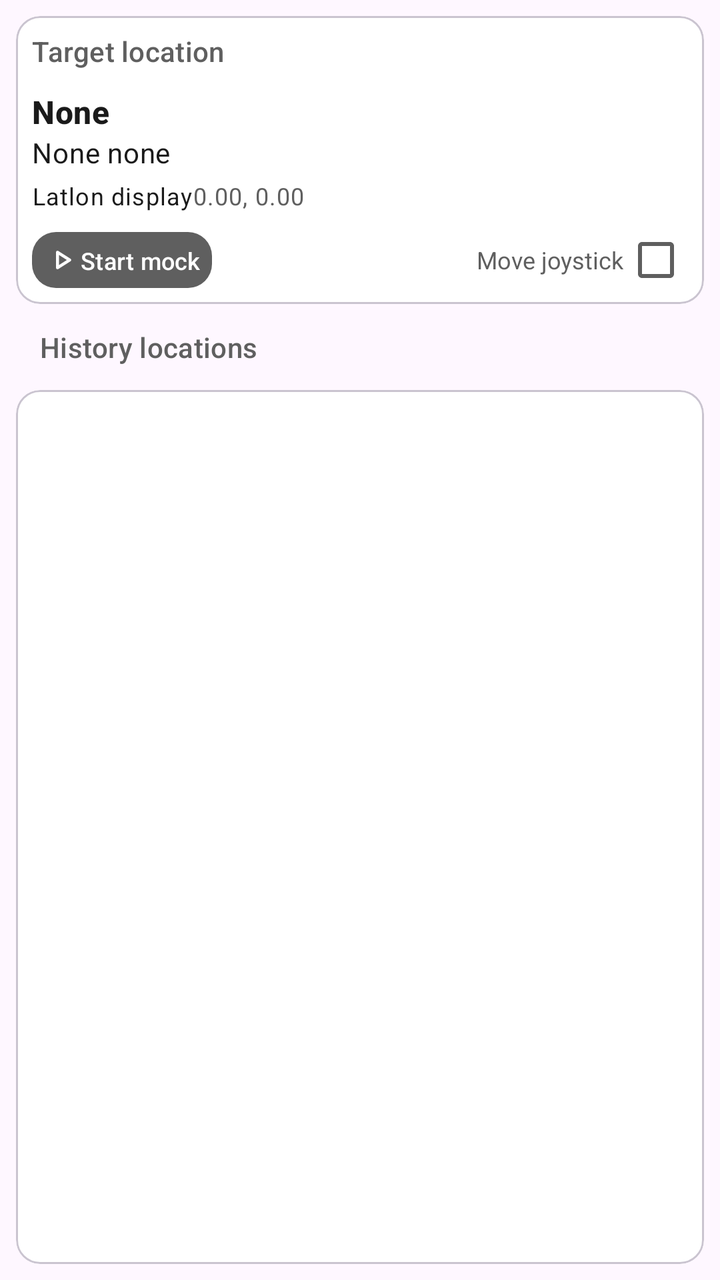
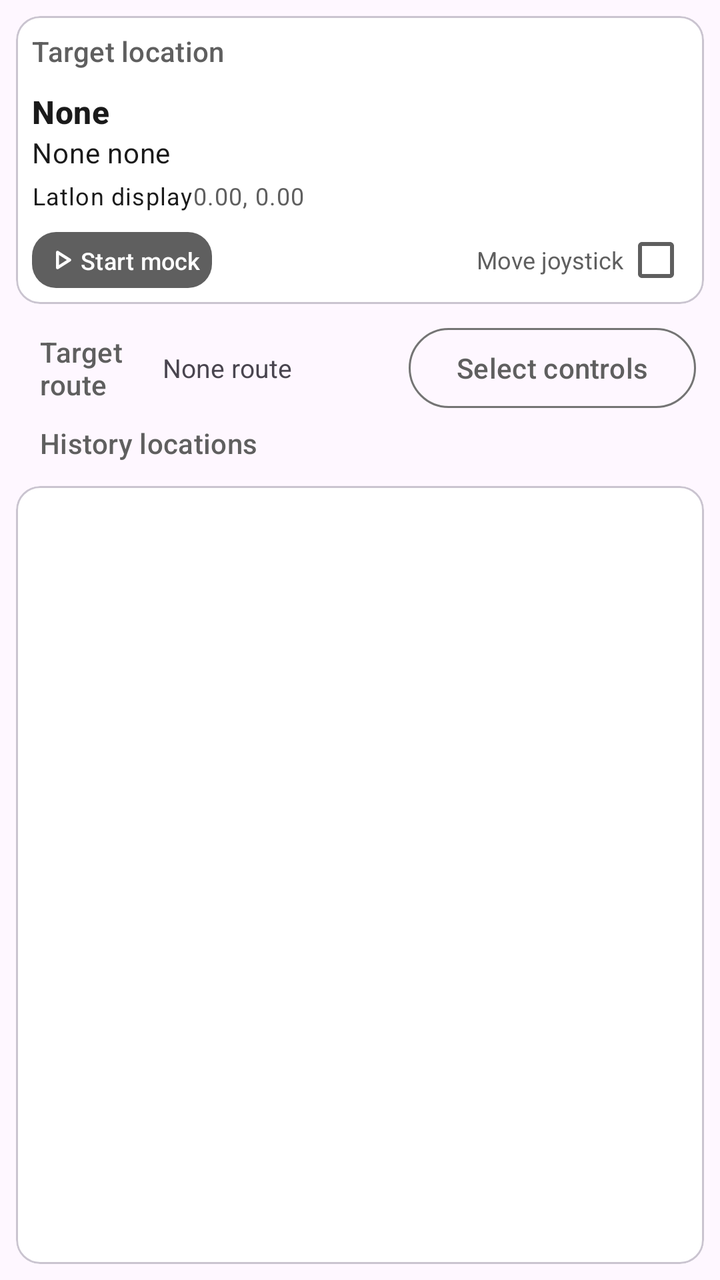

Screens rendered from an Android XML layout before and after an edit, with the pre-edit source and the edit as a unified diff.
<!-- AndroidManifest.xml: application theme AppTheme -->
<!-- res/layout/fragment_mock.xml -->
<?xml version="1.0" encoding="utf-8"?>
<androidx.coordinatorlayout.widget.CoordinatorLayout xmlns:android="http://schemas.android.com/apk/res/android"
    xmlns:app="http://schemas.android.com/apk/res-auto"
    xmlns:tools="http://schemas.android.com/tools"
    android:layout_width="match_parent"
    android:layout_height="match_parent"
    tools:context=".ui.mock.MockFragment">

    <LinearLayout
        android:layout_width="match_parent"
        android:layout_height="match_parent"
        android:orientation="vertical">

        <com.google.android.material.card.MaterialCardView
            android:id="@+id/mock_location_card"
            android:layout_width="match_parent"
            android:layout_height="wrap_content"
            app:cardCornerRadius="12dp"
            android:layout_margin="8dp"
            app:cardPreventCornerOverlap="false"
            app:contentPadding="8dp">

            <LinearLayout
                android:layout_width="match_parent"
                android:layout_height="wrap_content"
                android:orientation="vertical">

                <TextView
                    android:layout_width="match_parent"
                    android:layout_height="wrap_content"
                    android:textColor="?attr/colorOnSurfaceVariant"
                    android:textAppearance="@style/TextAppearance.Material3.TitleSmall"
                    android:text="@string/target_location"/>

                <LinearLayout
                    android:layout_width="match_parent"
                    android:layout_height="wrap_content"
                    android:layout_marginTop="10dp"
                    android:layout_marginBottom="10dp"
                    android:orientation="vertical">

                    <TextView
                        android:id="@+id/mock_location_name"
                        android:layout_width="match_parent"
                        android:layout_height="wrap_content"
                        android:text="@string/none"
                        android:textStyle="bold"
                        android:textAppearance="@style/TextAppearance.Material3.TitleMedium"
                        android:textColor="?attr/colorOnSurface"/>

                    <TextView
                        android:id="@+id/mock_location_address"
                        android:layout_width="match_parent"
                        android:layout_height="wrap_content"
                        android:text="@string/none_none"
                        android:textAppearance="@style/TextAppearance.Material3.BodyMedium"
                        android:textColor="?attr/colorOnSurface"/>

                    <LinearLayout
                        android:layout_width="match_parent"
                        android:layout_height="wrap_content"
                        android:orientation="horizontal"
                        android:layout_marginTop="4dp">

                        <TextView
                            android:layout_width="wrap_content"
                            android:layout_height="wrap_content"
                            android:text="@string/latlon_display"
                            android:textAppearance="@style/TextAppearance.Material3.BodySmall"
                            android:textColor="?attr/colorOnSurface"/>

                        
                        <TextView
                            android:id="@+id/mock_location_latlon"
                            android:layout_width="0dp"
                            android:layout_height="wrap_content"
                            android:layout_weight="1"
                            android:maxLines="1"
                            android:ellipsize="end"
                            android:text="@string/default_latlon"
                            android:textAppearance="@style/TextAppearance.Material3.BodySmall"
                            android:textColor="?attr/colorPrimary"/>

                    </LinearLayout>

                </LinearLayout>

                <LinearLayout
                    android:layout_width="match_parent"
                    android:layout_height="wrap_content"
                    android:baselineAligned="false"
                    android:orientation="horizontal">

                    <LinearLayout
                        android:layout_width="0dp"
                        android:layout_height="wrap_content"
                        android:layout_weight="1">

                        <com.google.android.material.button.MaterialButton
                            android:id="@+id/switch_mock"
                            android:layout_width="wrap_content"
                            android:layout_height="28dp"
                            android:textColor="?attr/colorOnPrimary"
                            android:text="@string/start_mock"
                            style="@style/Widget.Material3.Button"
                            android:insetRight="0dp"
                            android:insetLeft="0dp"
                            android:insetTop="0dp"
                            android:insetBottom="0dp"
                            android:textSize="12sp"
                            app:icon="@drawable/rounded_play_arrow_24"
                            app:iconGravity="textStart"
                            app:iconPadding="0dp"
                            android:padding="6dp"
                            app:iconTint="?attr/colorOnPrimary"
                            app:cornerRadius="12dp"/>

                    </LinearLayout>

                    <LinearLayout
                        android:layout_width="0dp"
                        android:layout_weight="1"
                        android:layout_height="match_parent"
                        android:gravity="end|center">

                        <CheckedTextView
                            android:id="@+id/rocker"
                            android:layout_width="wrap_content"
                            android:layout_height="wrap_content"
                            android:checkMark="?android:attr/listChoiceIndicatorMultiple"
                            android:checkMarkTint="?attr/colorOnSurfaceVariant"
                            android:checked="false"
                            android:gravity="center"
                            android:text="@string/rocker"
                            android:textColor="?attr/colorOnSurfaceVariant"
                            android:textSize="12sp" />
                    </LinearLayout>
                </LinearLayout>

            </LinearLayout>
        </com.google.android.material.card.MaterialCardView>

        <TextView
            android:layout_width="match_parent"
            android:layout_height="wrap_content"
            android:layout_marginTop="4dp"
            android:layout_marginLeft="20dp"
            android:layout_marginRight="20dp"
            android:layout_marginBottom="4dp"
            android:textAppearance="@style/TextAppearance.Material3.TitleSmall"
            android:textColor="?attr/colorOnSurfaceVariant"
            android:text="@string/history_location"/>

        <com.google.android.material.card.MaterialCardView
            android:layout_width="match_parent"
            android:layout_height="match_parent"
            android:layout_margin="8dp"
            app:cardCornerRadius="12dp"
            app:cardPreventCornerOverlap="false"
            app:contentPadding="8dp">

            <androidx.recyclerview.widget.RecyclerView
                android:id="@+id/historical_location_list"
                android:layout_width="match_parent"
                android:layout_height="match_parent"/>

        </com.google.android.material.card.MaterialCardView>

    </LinearLayout>

    <com.google.android.material.floatingactionbutton.FloatingActionButton
        android:id="@+id/fab_mock_location"
        android:layout_width="wrap_content"
        android:layout_height="wrap_content"
        android:layout_marginBottom="@dimen/fab_margin"
        android:layout_marginEnd="@dimen/fab_margin"
        android:contentDescription="@string/follow_location"
        app:srcCompat="@drawable/sharp_location_off_24"
        android:backgroundTint="?attr/colorPrimaryContainer"
        android:tint="?attr/colorOnPrimaryContainer"
        app:fabSize="auto"
        android:visibility="gone"
        android:layout_gravity="bottom|end"
        app:shapeAppearanceOverlay="@style/PortalFabCircularOverlay"/>

</androidx.coordinatorlayout.widget.CoordinatorLayout>
<!-- resources referenced by this layout -->
<resources>
  <dimen name="fab_margin">16dp</dimen>
  <!-- drawable rounded_play_arrow_24 (drawable) -->
  <vector xmlns:android="http://schemas.android.com/apk/res/android" android:autoMirrored="true" android:height="24dp" android:tint="?attr/colorOnSurface" android:viewportHeight="960" android:viewportWidth="960" android:width="24dp">
        
      <path android:fillColor="@android:color/white" android:pathData="M320,687L320,273Q320,256 332,244.5Q344,233 360,233Q365,233 370.5,234.5Q376,236 381,239L707,446Q716,452 720.5,461Q725,470 725,480Q725,490 720.5,499Q716,508 707,514L381,721Q376,724 370.5,725.5Q365,727 360,727Q344,727 332,715.5Q320,704 320,687ZM400,480L400,480L400,480L400,480ZM400,614L610,480L400,346L400,614Z"/>
      
  </vector>
  <!-- drawable sharp_location_off_24 (drawable) -->
  <vector xmlns:android="http://schemas.android.com/apk/res/android" android:autoMirrored="true" android:height="24dp" android:tint="?attr/colorOnSurface" android:viewportHeight="24" android:viewportWidth="24" android:width="24dp">
        
      <path android:fillColor="@android:color/white" android:pathData="M3.41,2.86L2,4.27l3.18,3.18C5.07,7.95 5,8.47 5,9c0,5.25 7,13 7,13s1.67,-1.85 3.38,-4.35L18.73,21l1.41,-1.41L3.41,2.86zM12,2c-1.84,0 -3.5,0.71 -4.75,1.86l3.19,3.19c0.43,-0.34 0.97,-0.55 1.56,-0.55 1.38,0 2.5,1.12 2.5,2.5 0,0.59 -0.21,1.13 -0.56,1.56l3.55,3.55C18.37,12.36 19,10.57 19,9c0,-3.87 -3.13,-7 -7,-7z"/>
      
  </vector>
  <string name="default_latlon">0.00, 0.00</string>
  <string name="follow_location">Follow location</string>
  <string name="history_location">History locations</string>
  <string name="latlon_display">Latlon display</string>
  <string name="none">None</string>
  <string name="none_none">None none</string>
  <string name="rocker">Move joystick</string>
  <string name="start_mock">Start mock</string>
  <string name="target_location">Target location</string>
  <style name="PortalFabCircularOverlay">
          <item name="cornerFamily">rounded</item>
          <item name="cornerSize">50%</item>
      </style>
  <style name="Portal.SearchViewStyle" parent="Widget.AppCompat.SearchView" />
  <style name="Portal.SliderTheme" parent="Widget.Material3.Slider" />
  <style name="PortalPopupMenuStyle" parent="Widget.Material3.PopupMenu">
          <item name="android:popupAnimationStyle">@style/PortalPopupAnimation</item>
      </style>
  <style name="Portal.SwitchStyle" parent="Widget.Material3.CompoundButton.Switch">
          <item name="useMaterialThemeColors">true</item>
          <item name="trackTint">@color/switch_track_tint</item>
      </style>
  <style name="PortalPopupAnimation">
          <item name="android:windowEnterAnimation">@anim/popup_in_top_end</item>
          <item name="android:windowExitAnimation">@anim/popup_out_top_end</item>
      </style>
  <!-- unchanged entries left out for length: 1 -->
</resources>

<!-- the commit's change to res/layout/fragment_mock.xml (unified diff, before → after) -->
@@ -140,6 +140,38 @@
             </LinearLayout>
         </com.google.android.material.card.MaterialCardView>
 
+        <LinearLayout
+            android:layout_width="match_parent"
+            android:layout_height="wrap_content"
+            android:gravity="center_vertical"
+            android:orientation="horizontal"
+            android:paddingStart="20dp"
+            android:paddingEnd="12dp">
+
+            <TextView
+                android:layout_width="0dp"
+                android:layout_height="wrap_content"
+                android:layout_weight="1"
+                android:text="@string/target_route"
+                android:textAppearance="@style/TextAppearance.Material3.TitleSmall"
+                android:textColor="?attr/colorOnSurfaceVariant" />
+
+            <TextView
+                android:id="@+id/mock_route_name"
+                android:layout_width="0dp"
+                android:layout_height="wrap_content"
+                android:layout_weight="2"
+                android:text="@string/none_route"
+                android:textSize="13sp" />
+
+            <com.google.android.material.button.MaterialButton
+                android:id="@+id/mock_route_pick"
+                style="@style/Widget.Material3.Button.OutlinedButton"
+                android:layout_width="wrap_content"
+                android:layout_height="wrap_content"
+                android:text="@string/quick_select" />
+        </LinearLayout>
+
         <TextView
             android:layout_width="match_parent"
             android:layout_height="wrap_content"
@@ -153,7 +185,8 @@
 
         <com.google.android.material.card.MaterialCardView
             android:layout_width="match_parent"
-            android:layout_height="match_parent"
+            android:layout_height="0dp"
+            android:layout_weight="1"
             android:layout_margin="8dp"
             app:cardCornerRadius="12dp"
             app:cardPreventCornerOverlap="false"
<!-- resource entries referenced after the edit -->
@@ -19,9 +19,12 @@
   <string name="latlon_display">Latlon display</string>
   <string name="none">None</string>
   <string name="none_none">None none</string>
+  <string name="none_route">None route</string>
+  <string name="quick_select">Select controls</string>
   <string name="rocker">Move joystick</string>
   <string name="start_mock">Start mock</string>
   <string name="target_location">Target location</string>
+  <string name="target_route">Target route</string>
   <style name="PortalFabCircularOverlay">
           <item name="cornerFamily">rounded</item>
           <item name="cornerSize">50%</item>
